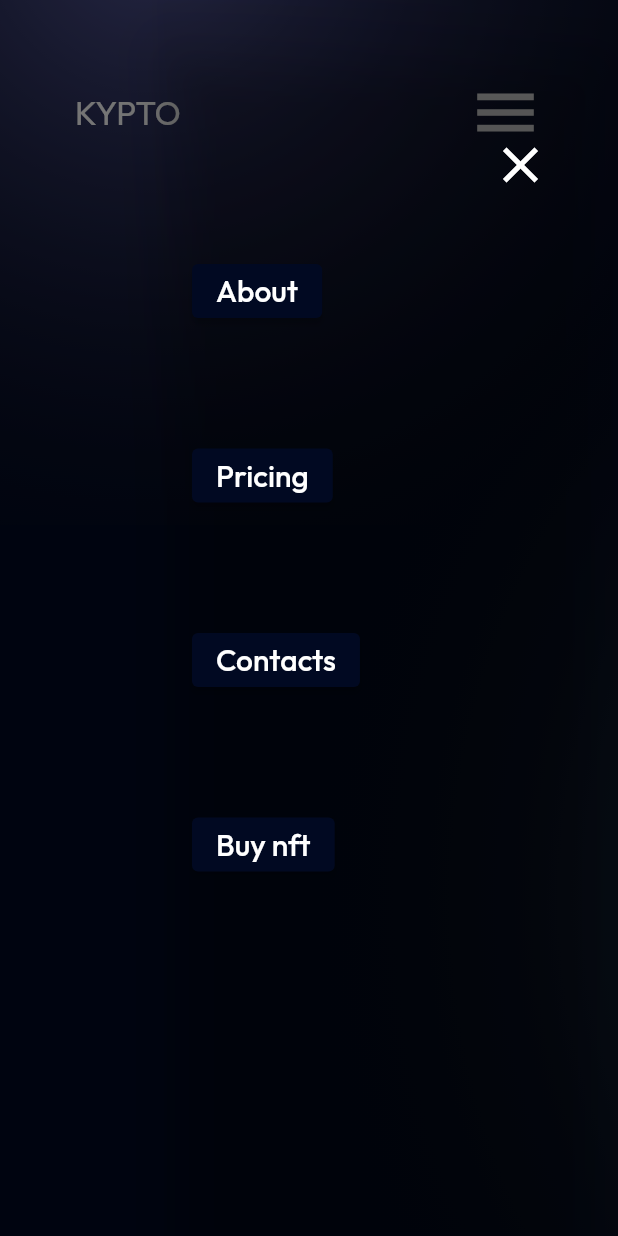
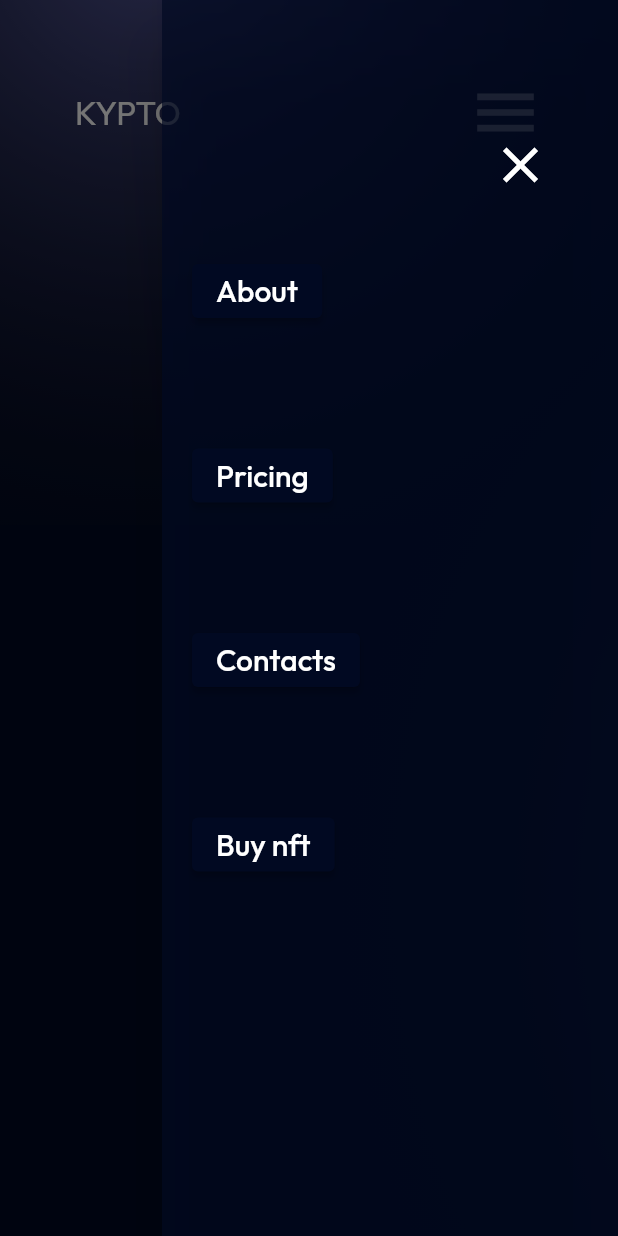
Before and after one commit to doola-dev/buy_nft, a Flutter app: the screen it shows after launch, with the side drawer open, on a phone screen of 412 x 824 dp. Run offline on Flutter 3.47's test engine with Material 2 defaults, Android fonts, the phone set to English and light mode, and no system bars; our stand-ins replace flutter_hooks, google_fonts, nb_utils; missing offline and left inert: adaptive_scrollbar.

Commit message:
feat(Mobile View): :art: Changed Navigation Drawer Background Color

```diff
--- a/lib/responsive/screens/mobile_screen.dart
+++ b/lib/responsive/screens/mobile_screen.dart
@@ -21,7 +21,7 @@ class MobileScreen extends HookWidget {
       key: _globalKey,
       backgroundColor: AppColor.primary,
       endDrawer: Drawer(
-        backgroundColor: Colors.transparent,
+        backgroundColor: AppColor.primary.withOpacity(0.7),
         child: ListView(
           children: [
             const SizedBox(
```
